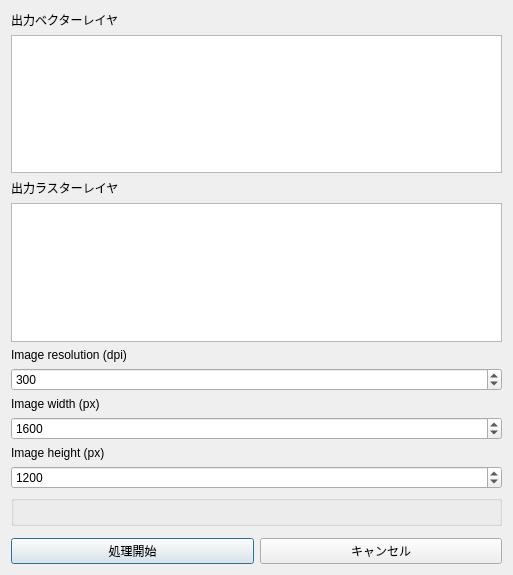
Old version of the form QGIS2PlugX_dialog.ui in the repository MIERUNE/qgis-plugx-plugin.
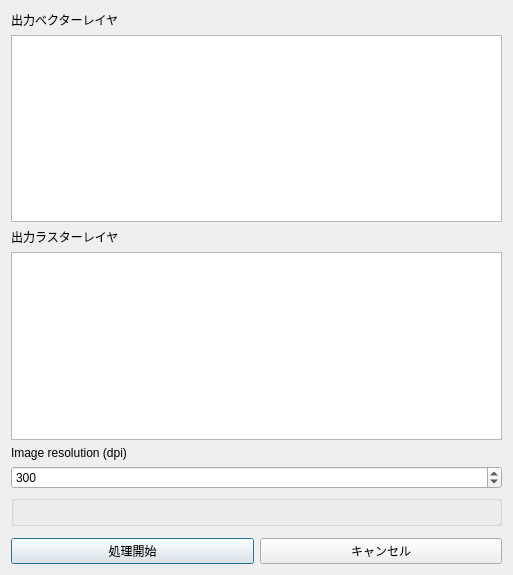
New version of the form. Custom widgets are drawn as their Qt base class.

Commit message: Calculate Image size

What changed in the file:
```diff
--- a/QGIS2PlugX_dialog.ui
+++ b/QGIS2PlugX_dialog.ui
@@ -51,40 +51,6 @@
      </property>
     </widget>
    </item>
-   <item>
-    <widget class="QLabel" name="label_3">
-     <property name="text">
-      <string>Image width (px)</string>
-     </property>
-    </widget>
-   </item>
-   <item>
-    <widget class="QgsSpinBox" name="imgWidth">
-     <property name="maximum">
-      <number>50000</number>
-     </property>
-     <property name="value">
-      <number>1600</number>
-     </property>
-    </widget>
-   </item>
-   <item>
-    <widget class="QLabel" name="label_4">
-     <property name="text">
-      <string>Image height (px)</string>
-     </property>
-    </widget>
-   </item>
-   <item>
-    <widget class="QgsSpinBox" name="imgHeight">
-     <property name="maximum">
-      <number>50000</number>
-     </property>
-     <property name="value">
-      <number>1200</number>
-     </property>
-    </widget>
-   </item>
    <item>
     <widget class="QgsExtentGroupBox" name="mExtentGroupBox"/>
    </item>
```
The commit also changes 2 other files.
